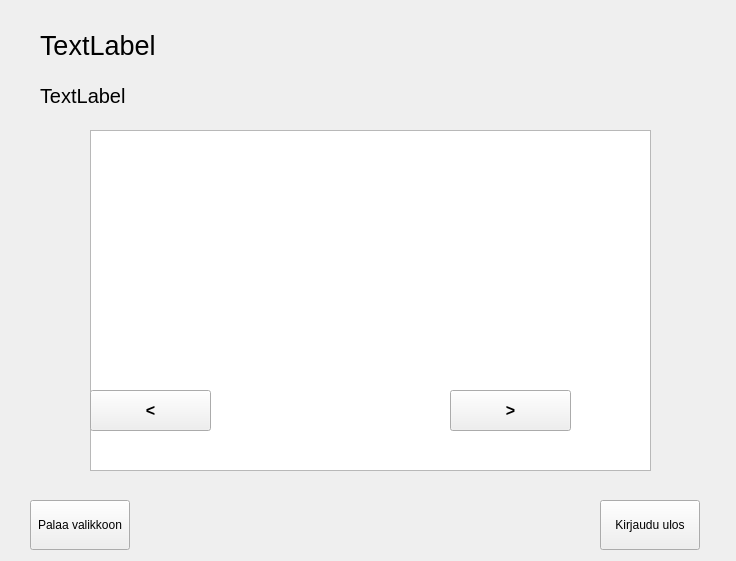
The window that frontend/korttiwindow.ui (janikasavela/Bank) describes before a commit, drawn with Qt 5.
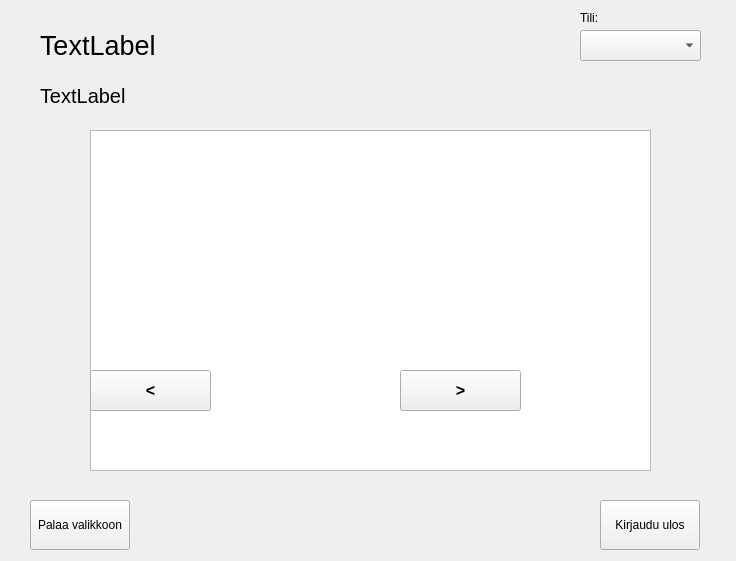
The same window after the commit.

Diff of the .ui file:
```diff
--- a/frontend/korttiwindow.ui
+++ b/frontend/korttiwindow.ui
@@ -130,7 +130,7 @@
      </property>
      <property name="font">
       <font>
-       <pointsize>13</pointsize>
+       <pointsize>11</pointsize>
       </font>
      </property>
     </widget>
@@ -152,31 +152,11 @@
       <string>TextLabel</string>
      </property>
     </widget>
-    <widget class="QToolButton" name="btn_vanhemmat">
-     <property name="geometry">
-      <rect>
-       <x>460</x>
-       <y>390</y>
-       <width>121</width>
-       <height>41</height>
-      </rect>
-     </property>
-     <property name="font">
-      <font>
-       <pointsize>12</pointsize>
-       <italic>false</italic>
-       <bold>true</bold>
-      </font>
-     </property>
-     <property name="text">
-      <string>&gt;</string>
-     </property>
-    </widget>
     <widget class="QToolButton" name="btn_uudemmat">
      <property name="geometry">
       <rect>
        <x>100</x>
-       <y>390</y>
+       <y>370</y>
        <width>121</width>
        <height>41</height>
       </rect>
@@ -193,6 +173,26 @@
       <string>&lt;</string>
      </property>
     </widget>
+    <widget class="QToolButton" name="btn_vanhemmat">
+     <property name="geometry">
+      <rect>
+       <x>410</x>
+       <y>370</y>
+       <width>121</width>
+       <height>41</height>
+      </rect>
+     </property>
+     <property name="font">
+      <font>
+       <pointsize>12</pointsize>
+       <italic>false</italic>
+       <bold>true</bold>
+      </font>
+     </property>
+     <property name="text">
+      <string>&gt;</string>
+     </property>
+    </widget>
    </widget>
    <widget class="QWidget" name="stackNosto"/>
    <widget class="QWidget" name="stackSiirto"/>
@@ -226,6 +226,29 @@
     <string>Kirjaudu ulos</string>
    </property>
   </widget>
+  <widget class="QComboBox" name="comboTili">
+   <property name="geometry">
+    <rect>
+     <x>580</x>
+     <y>30</y>
+     <width>121</width>
+     <height>31</height>
+    </rect>
+   </property>
+  </widget>
+  <widget class="QLabel" name="labelActiveTili">
+   <property name="geometry">
+    <rect>
+     <x>580</x>
+     <y>10</y>
+     <width>111</width>
+     <height>16</height>
+    </rect>
+   </property>
+   <property name="text">
+    <string>Tili:</string>
+   </property>
+  </widget>
   <zorder>stackedWidget</zorder>
   <zorder>labelidkortti</zorder>
   <zorder>btnReturn</zorder>
```
Left out of the diff: 2 changed lines with no effect on the pictures.
